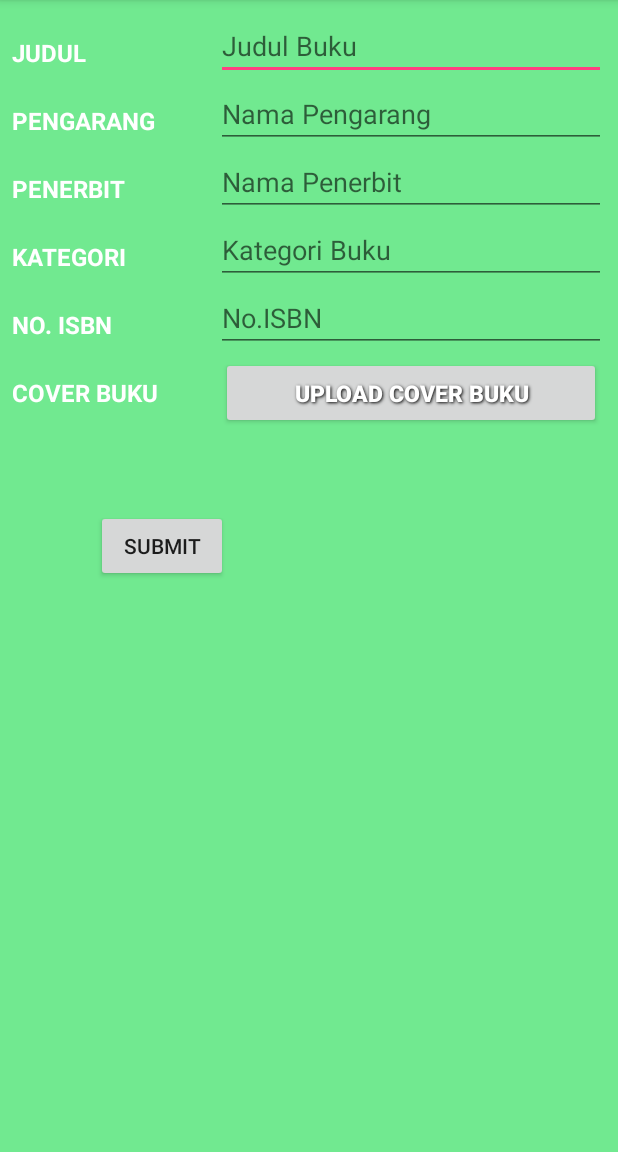
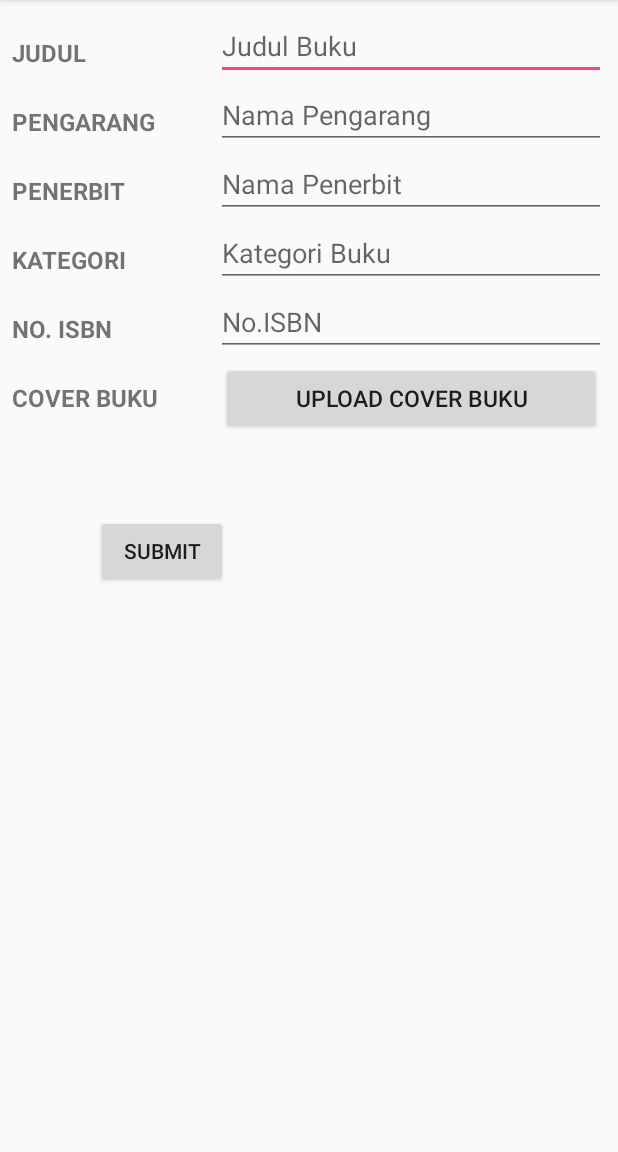
Before and after one commit to rifalous/My-Personal-Library, an Android app: the InputBookActivity screen opened directly, with no data from a screen before it, on a phone screen of 412 x 824 dp, the part 84-1236 px from its top. Run offline under Robolectric (Android 15) with nearby library versions, the phone set to English and light mode, and no system bars.

Commit message:
Design RecyclerView & Detail Buku

```diff
--- a/app/src/main/java/com/a4visionmedia/personallibrary/MainActivity.java
+++ b/app/src/main/java/com/a4visionmedia/personallibrary/MainActivity.java
@@ -86,6 +86,12 @@ public class MainActivity extends AppCompatActivity {
                 @Override
                 public void onItemClick(Book item) {
                     Intent intent = new Intent(MainActivity.this, BookDetailActivity.class);
+                    intent.putExtra("judul", item.getTitle());
+                    intent.putExtra("pengarang", item.getAuthor());
+                    intent.putExtra("penerbit", item.getPublisher());
+                    intent.putExtra("kategori", item.getCategory());
+                    intent.putExtra("isbn", item.getNoIsbn());
+                    intent.putExtra("cover", item.getCover());
                     startActivity(intent);
                 }
             });
--- a/app/src/main/res/layout/activity_add_book.xml
+++ b/app/src/main/res/layout/activity_add_book.xml
@@ -5,8 +5,7 @@
     xmlns:tools="http://schemas.android.com/tools"
     android:orientation="vertical"
     android:padding="8dp"
-    tools:context=".InputBookActivity"
-    android:background="@color/color_bg">
+    tools:context=".InputBookActivity">
 
     <LinearLayout
         android:id="@+id/judul"
@@ -17,7 +16,8 @@
         <!-- Label -->
         <TextView
             style="@style/CategoryStyle"
-            android:text="@string/judul" />
+            android:text="@string/judul"
+            tools:text="Judul"/>
 
         <!-- Input fields -->
         <LinearLayout
@@ -46,7 +46,8 @@
         <!-- Label -->
         <TextView
             style="@style/CategoryStyle"
-            android:text="@string/pengarang" />
+            android:text="@string/pengarang"
+            tools:text="Pengarang"/>
 
         <!-- Input field -->
         <LinearLayout
@@ -75,7 +76,8 @@
         <!-- Label -->
         <TextView
             style="@style/CategoryStyle"
-            android:text="@string/penerbit" />
+            android:text="@string/penerbit"
+            tools:text="Penerbit"/>
 
         <!-- Input fields -->
         <LinearLayout
@@ -103,7 +105,8 @@
         <!-- Label -->
         <TextView
             style="@style/CategoryStyle"
-            android:text="@string/kategori" />
+            android:text="@string/kategori"
+            tools:text="Kategori"/>
 
         <!-- Input fields -->
         <LinearLayout
@@ -131,7 +134,8 @@
         <!-- Label -->
         <TextView
             style="@style/CategoryStyle"
-            android:text="@string/no_isbn" />
+            android:text="@string/no_isbn"
+            tools:text="No ISBN"/>
 
         <!-- Input fields -->
         <LinearLayout
@@ -160,7 +164,8 @@
         <!-- Label -->
         <TextView
             style="@style/CategoryStyle"
-            android:text="@string/cover_buku" />
+            android:text="@string/cover_buku"
+            tools:text="Cover Buku"/>
 
         <!-- Input fields -->
         <LinearLayout
--- a/app/src/main/res/values/colors.xml
+++ b/app/src/main/res/values/colors.xml
@@ -1,7 +1,7 @@
 <?xml version="1.0" encoding="utf-8"?>
 <resources>
-    <color name="colorPrimary">#3bc45e</color>
-    <color name="colorPrimaryDark">#303F9F</color>
+    <color name="colorPrimary">#1E5618</color>
+    <color name="colorPrimaryDark">#1E5618</color>
     <color name="colorAccent">#FF4081</color>
     <color name="white">#FFFFFF</color>
     <color name="color_cardview">#3bc45e</color>
--- a/app/src/main/res/values/styles.xml
+++ b/app/src/main/res/values/styles.xml
@@ -13,9 +13,9 @@
         <item name="android:layout_width">0dp</item>
         <item name="android:layout_weight">1</item>
         <item name="android:paddingTop">16dp</item>
+        <item name="android:paddingBottom">8dp</item>
         <item name="android:textSize">16sp</item>
         <item name="android:textStyle">bold</item>
-        <item name="android:textColor">@color/white</item>
     </style>
 
     <style name="EditorFieldStyle">
@@ -32,12 +32,9 @@
     <style name="button_text" >
         <item name="android:layout_width" >fill_parent</item>
         <item name="android:layout_height" >wrap_content</item>
-        <item name="android:textColor" >#ffffff</item>
         <item name="android:gravity" >center</item>
         <item name="android:layout_margin" >3dp</item>
         <item name="android:textSize" >15dp</item>
-        <item name="android:textStyle" >bold</item>
-        <item name="android:shadowColor" >#000000</item>
         <item name="android:shadowDx" >1</item>
         <item name="android:shadowDy" >1</item>
         <item name="android:shadowRadius" >2</item>
```
Also changed, not shown: app/src/main/java/com/a4visionmedia/personallibrary/BookDetailActivity.java (+37 -0 lines), app/src/main/res/layout/activity_book_detail.xml (+8 -11 lines), app/src/main/res/layout/book_item.xml (+11 -12 lines).
